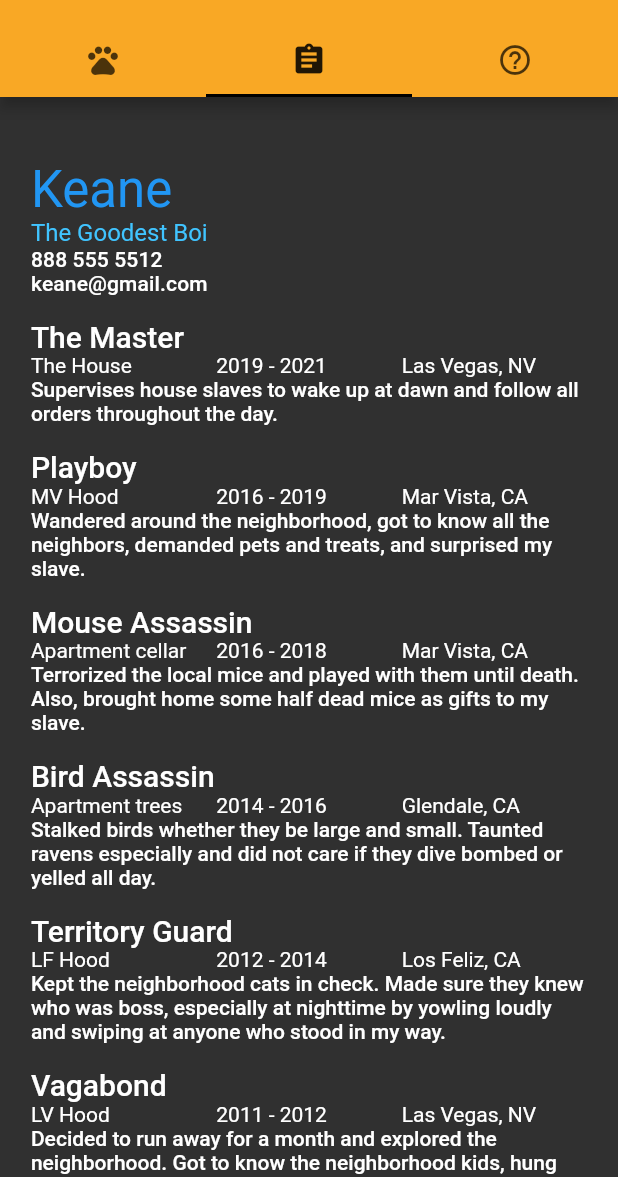
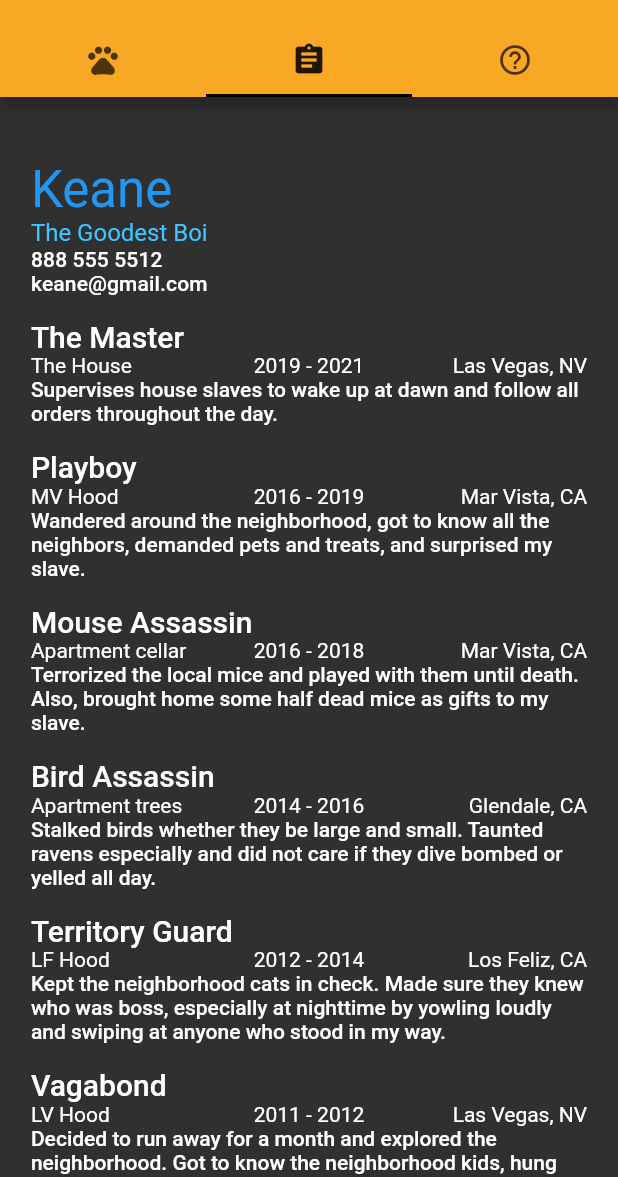
Before and after one commit to AprilCastaneda/call_me_maybe, a Flutter app: the screen it shows after launch, tab 2 chosen, on a phone screen of 412 x 824 dp, the part 59-1236 px from its top. Run offline on Flutter 3.47's test engine with Material 2 defaults, Android fonts, the light colour scheme and no system bars; our stand-ins replace url_launcher_web; Roboto replaces fonts that are missing (Verdana).

Commit message:
Adjusted Resume Screen FlexFit

```diff
--- a/lib/screens/resume_screen.dart
+++ b/lib/screens/resume_screen.dart
@@ -156,20 +156,29 @@ class _ResumeScreenState extends State<ResumeScreen> {
           Flexible(
             fit: FlexFit.tight,
             flex: 1,
+            child: Align(
+              alignment: Alignment.centerLeft,
               child: Text('${jobs[idx].coName}',
                   style: Theme.of(context).textTheme.bodyText2),
+            ),
           ),
           Flexible(
             fit: FlexFit.tight,
             flex: 1,
+            child: Align(
+              alignment: Alignment.center,
               child: Text('${jobs[idx].fromYr} - ${jobs[idx].toYr}',
                   style: Theme.of(context).textTheme.bodyText2),
+            ),
           ),
           Flexible(
             fit: FlexFit.tight,
             flex: 1,
+            child: Align(
+              alignment: Alignment.centerRight,
               child: Text('${jobs[idx].loc}',
                   style: Theme.of(context).textTheme.bodyText2),
+            ),
           )
         ]),
         Row(children: [
```
Lines whose indentation alone changed are shown as unchanged.
